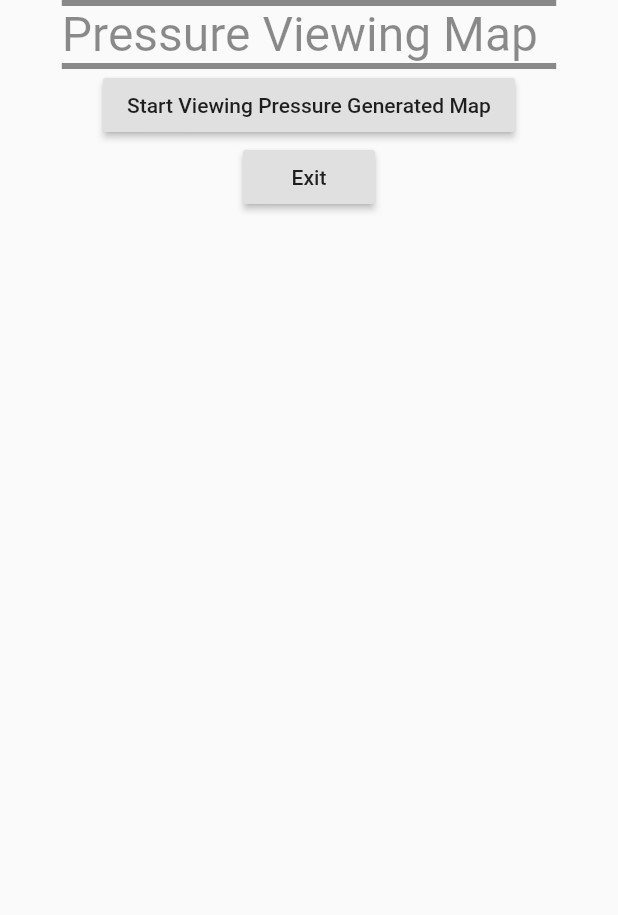
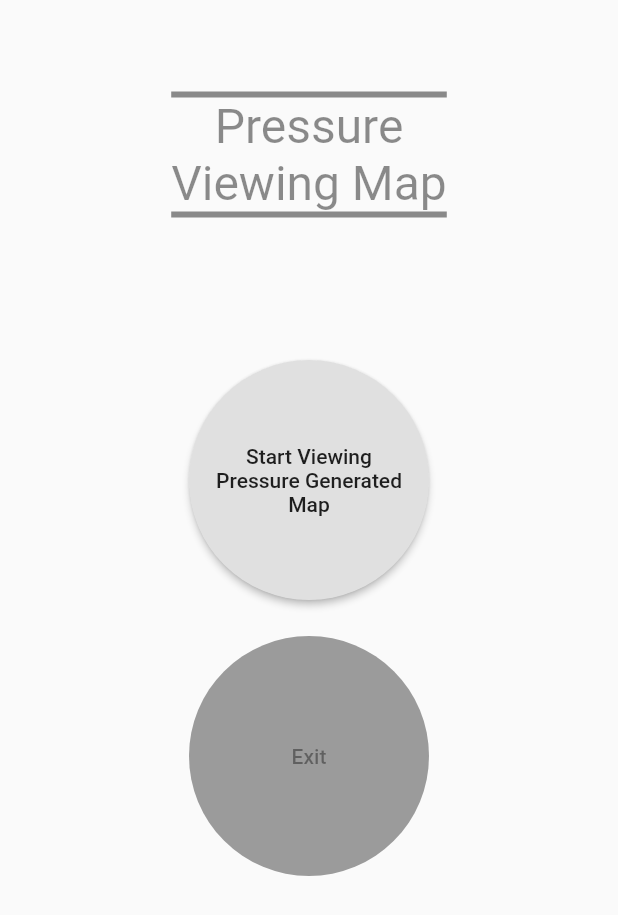
Before and after one commit to lewisbolaton/cushion_sensor_app, a Flutter app: the screen it shows after launch, on a phone screen of 412 x 824 dp. Shown: the top 915 px of the screen. Run offline on Flutter 3.47's test engine with Material 2 defaults, Android fonts, the phone set to English and light mode, and no system bars; our stand-ins replace flutter_bluetooth_serial.

Commit message:
Updated menu layout and added menu buttons

```diff
--- a/lib/menu.dart
+++ b/lib/menu.dart
@@ -1,7 +1,9 @@
 import 'package:flutter/material.dart';
 import 'package:flutter/services.dart';
 
+//Widget imports
 import './menu/title_text.dart';
+import './menu/menu_button.dart';
 
 class Menu extends StatelessWidget {
   final Function goToViewing;
@@ -14,20 +16,23 @@ class Menu extends StatelessWidget {
       body: SafeArea(
         child: Column(
           children: [
-            Container(
-              child: TitleText(),
-              width: double.infinity,
+            Expanded(
+              child: Center(
+                  child: TitleText(),
+              ),
             ),
-            RaisedButton(
-              child: Text('Start Viewing Pressure Generated Map'),
-              onPressed: goToViewing,
+            Expanded(
+              flex: 2,
+              child: Column(
+                mainAxisAlignment: MainAxisAlignment.center,
+                children: [
+                  MenuButton('Start Viewing Pressure Generated Map', goToViewing),
+                  MenuButton('Exit', null),
+                ]
+              ),
             ),
-            RaisedButton(
-              child: Text('Exit'),
-              onPressed: () => SystemNavigator.pop(),
-            ),
+            Spacer(),
           ],
-
         ),
       ),
     );
--- /dev/null
+++ b/lib/menu/menu_button.dart
@@ -0,0 +1,25 @@
+import 'package:flutter/material.dart';
+
+class MenuButton extends StatelessWidget {
+  final String buttonText;
+  final Function clickHandler;
+
+  MenuButton(this.buttonText, this.clickHandler);
+
+  @override
+  Widget build(BuildContext context) {
+    return Container(
+      width: 160,
+      height: 160,
+      margin: const EdgeInsets.all(12),
+      child: RaisedButton(
+        shape: CircleBorder(),
+        onPressed: clickHandler,
+        child: Text(
+          this.buttonText,
+          textAlign: TextAlign.center,
+        ),
+      ),
+    );
+  }
+}
--- a/lib/menu/title_text.dart
+++ b/lib/menu/title_text.dart
@@ -3,11 +3,10 @@ import 'package:flutter/material.dart';
 class TitleText extends StatelessWidget {
   @override
   Widget build(BuildContext context) {
-    return FractionallySizedBox(
-      widthFactor: 0.8,
-      child: Container(
+    return(Container(
         child: Text(
-            'Pressure Viewing Map',
+            'Pressure\nViewing Map',
+            textAlign: TextAlign.center,
             style: TextStyle(
               fontSize: 32,
               color: Colors.black45,
@@ -18,7 +17,6 @@ class TitleText extends StatelessWidget {
             bottom: BorderSide(width: 4, color: Colors.black45),
           ),
         ),
-      ),
-    );
+      ));
   }
 }
```
